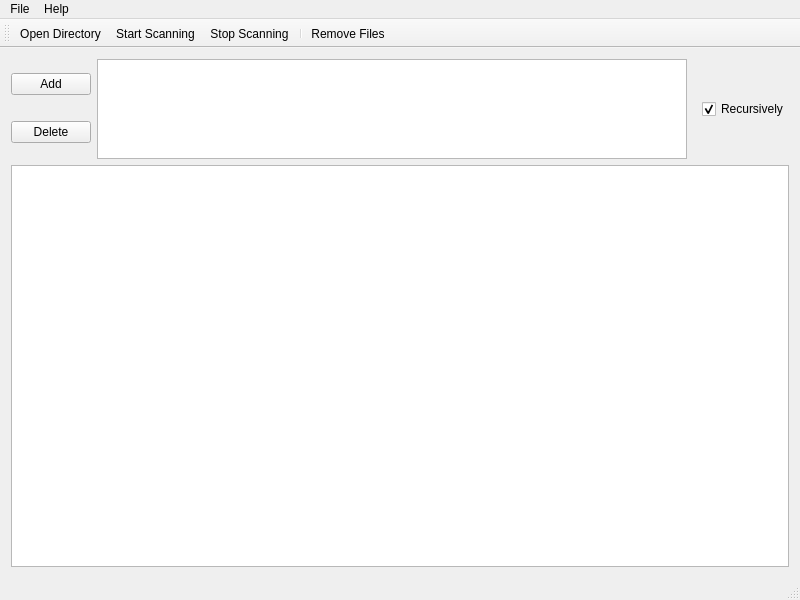
Before: the Qt Designer form mainwindow.ui in vsklamm/FDuplicate, drawn with Qt 5.
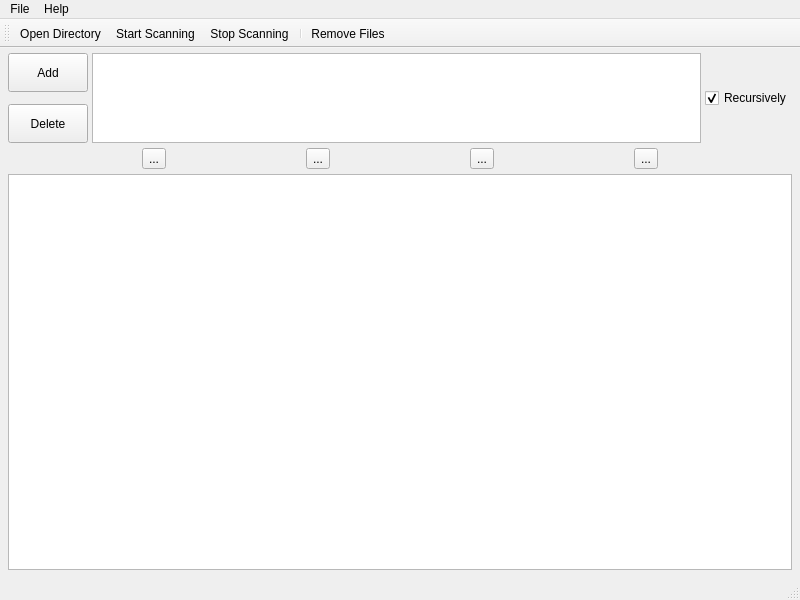
After: the same form once the commit is applied.

```diff
--- a/mainwindow.ui
+++ b/mainwindow.ui
@@ -18,15 +18,33 @@
   </property>
   <widget class="QWidget" name="centralWidget">
    <layout class="QVBoxLayout" name="verticalLayout">
+    <property name="spacing">
+     <number>5</number>
+    </property>
+    <property name="leftMargin">
+     <number>8</number>
+    </property>
+    <property name="topMargin">
+     <number>5</number>
+    </property>
+    <property name="rightMargin">
+     <number>8</number>
+    </property>
+    <property name="bottomMargin">
+     <number>5</number>
+    </property>
     <item>
      <widget class="QWidget" name="directorySettingsWidget" native="true">
       <property name="maximumSize">
        <size>
         <width>16777215</width>
-        <height>100</height>
+        <height>90</height>
        </size>
       </property>
       <layout class="QHBoxLayout" name="horizontalLayout">
+       <property name="spacing">
+        <number>4</number>
+       </property>
        <property name="leftMargin">
         <number>0</number>
        </property>
@@ -59,13 +77,31 @@
           </property>
           <item>
            <widget class="QPushButton" name="addDirectoryButton">
+            <property name="sizePolicy">
+             <sizepolicy hsizetype="Minimum" vsizetype="Expanding">
+              <horstretch>0</horstretch>
+              <verstretch>0</verstretch>
+             </sizepolicy>
+            </property>
             <property name="text">
              <string>Add</string>
             </property>
+            <property name="default">
+             <bool>false</bool>
+            </property>
+            <property name="flat">
+             <bool>false</bool>
+            </property>
            </widget>
           </item>
           <item>
            <widget class="QPushButton" name="deleteDirectoryButton">
+            <property name="sizePolicy">
+             <sizepolicy hsizetype="Minimum" vsizetype="Expanding">
+              <horstretch>0</horstretch>
+              <verstretch>0</verstretch>
+             </sizepolicy>
+            </property>
             <property name="text">
              <string>Delete</string>
             </property>
@@ -85,7 +121,7 @@
         <widget class="QWidget" name="widget_2" native="true">
          <layout class="QVBoxLayout" name="verticalLayout_3">
           <property name="leftMargin">
-           <number>9</number>
+           <number>0</number>
           </property>
           <property name="topMargin">
            <number>0</number>
@@ -112,6 +148,52 @@
       </layout>
      </widget>
     </item>
+    <item>
+     <widget class="QWidget" name="widget_3" native="true">
+      <layout class="QHBoxLayout" name="horizontalLayout_3">
+       <property name="leftMargin">
+        <number>0</number>
+       </property>
+       <property name="topMargin">
+        <number>0</number>
+       </property>
+       <property name="rightMargin">
+        <number>0</number>
+       </property>
+       <property name="bottomMargin">
+        <number>0</number>
+       </property>
+       <item>
+        <widget class="QToolButton" name="toolButton_4">
+         <property name="text">
+          <string>...</string>
+         </property>
+        </widget>
+       </item>
+       <item>
+        <widget class="QToolButton" name="toolButton_3">
+         <property name="text">
+          <string>...</string>
+         </property>
+        </widget>
+       </item>
+       <item>
+        <widget class="QToolButton" name="toolButton_2">
+         <property name="text">
+          <string>...</string>
+         </property>
+        </widget>
+       </item>
+       <item>
+        <widget class="QToolButton" name="toolButton">
+         <property name="text">
+          <string>...</string>
+         </property>
+        </widget>
+       </item>
+      </layout>
+     </widget>
+    </item>
     <item>
      <widget class="QWidget" name="actionsWidget" native="true">
       <property name="minimumSize">
@@ -121,6 +203,9 @@
        </size>
       </property>
       <layout class="QHBoxLayout" name="horizontalLayout_2">
+       <property name="spacing">
+        <number>0</number>
+       </property>
        <property name="leftMargin">
         <number>0</number>
        </property>
@@ -134,7 +219,13 @@
         <number>0</number>
        </property>
        <item>
-        <widget class="QTreeView" name="treeView"/>
+        <widget class="QTreeView" name="treeView">
+         <property name="font">
+          <font>
+           <pointsize>11</pointsize>
+          </font>
+         </property>
+        </widget>
        </item>
       </layout>
      </widget>
@@ -166,11 +257,24 @@
    <addaction name="menuFile"/>
    <addaction name="menuHelp"/>
   </widget>
-  <widget class="QStatusBar" name="statusBar"/>
+  <widget class="QStatusBar" name="statusBar">
+   <property name="minimumSize">
+    <size>
+     <width>0</width>
+     <height>25</height>
+    </size>
+   </property>
+  </widget>
   <widget class="QToolBar" name="toolBar">
    <property name="windowTitle">
     <string>toolBar</string>
    </property>
+   <property name="iconSize">
+    <size>
+     <width>22</width>
+     <height>22</height>
+    </size>
+   </property>
    <property name="toolButtonStyle">
     <enum>Qt::ToolButtonIconOnly</enum>
    </property>
@@ -226,7 +330,7 @@
     <string>Start Scanning</string>
    </property>
    <property name="shortcut">
-    <string>Ctrl+S</string>
+    <string>Return</string>
    </property>
   </action>
   <action name="actionStop_Scanning">
```
